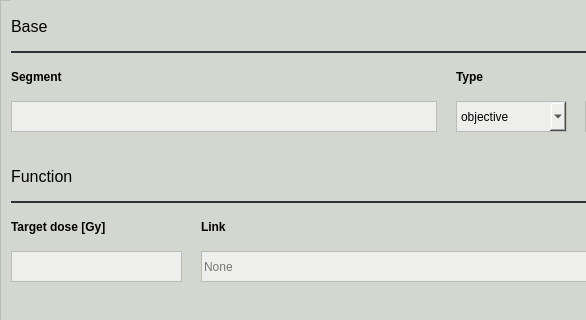
This is pyanno4rt/gui/designs/components/mean_dose_window.ui in pyanno4rt/pyanno4rt as Qt 5 draws it before an edit; both pictures show x 0 to 586 and y 0 to 320 of the 720 by 431 pixel window. The edited form follows.
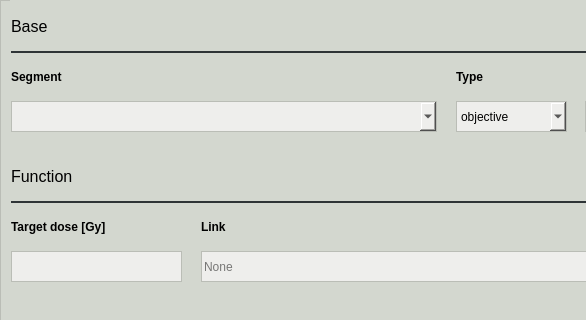
This is the edited form.

Commit message: Added status bar to GUI, added automatic loading of segment names, adapted segment input fields, recompiled component windows

```diff
--- a/pyanno4rt/gui/designs/components/mean_dose_window.ui
+++ b/pyanno4rt/gui/designs/components/mean_dose_window.ui
@@ -58,7 +58,7 @@
      <property name="geometry">
       <rect>
        <x>0</x>
-       <y>-252</y>
+       <y>0</y>
        <width>690</width>
        <height>681</height>
       </rect>
@@ -205,22 +205,6 @@
        <string notr="true">border-color: rgb(46, 52, 54);</string>
       </property>
      </widget>
-     <widget class="QLineEdit" name="segment_ledit">
-      <property name="geometry">
-       <rect>
-        <x>0</x>
-        <y>100</y>
-        <width>426</width>
-        <height>31</height>
-       </rect>
-      </property>
-      <property name="styleSheet">
-       <string notr="true">color: rgb(0, 0, 0);
-background-color: rgb(238, 238, 236);
-border: 1px solid;
-border-color: rgb(186, 189, 182);</string>
-      </property>
-     </widget>
      <widget class="QLabel" name="type_label">
       <property name="geometry">
        <rect>
@@ -726,6 +710,28 @@
        <string>0.0</string>
       </property>
      </widget>
+     <widget class="QComboBox" name="segment_cbox">
+      <property name="geometry">
+       <rect>
+        <x>0</x>
+        <y>100</y>
+        <width>426</width>
+        <height>31</height>
+       </rect>
+      </property>
+      <property name="cursor">
+       <cursorShape>PointingHandCursor</cursorShape>
+      </property>
+      <property name="styleSheet">
+       <string notr="true">color: rgb(0, 0, 0);
+background-color: rgb(238, 238, 236);
+border: 1px solid;
+border-color: rgb(186, 189, 182);</string>
+      </property>
+      <property name="currentIndex">
+       <number>-1</number>
+      </property>
+     </widget>
     </widget>
    </widget>
   </widget>
```
The commit also changes 82 other files.
